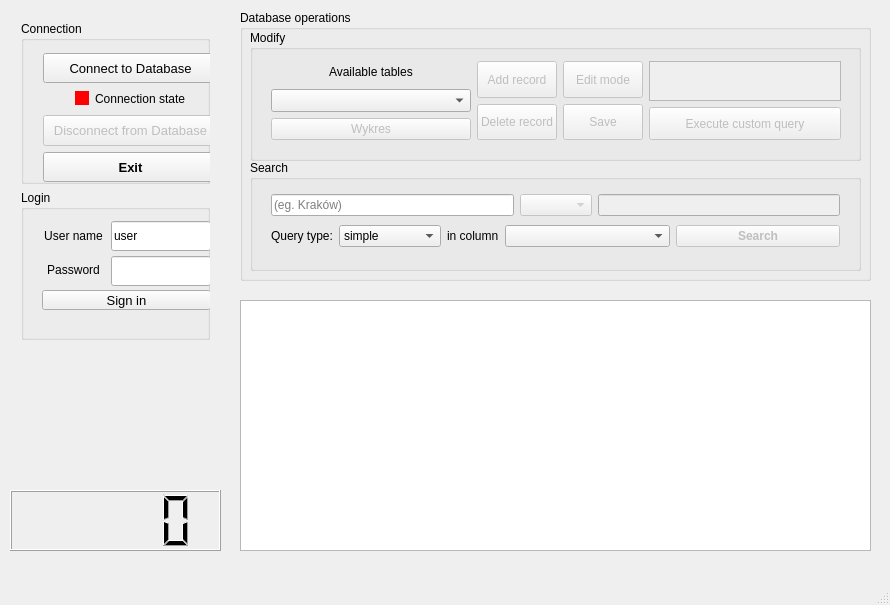
This is mainwindow.ui in palucki/leauge-explorer as Qt 5 draws it before an edit. The edited form follows.
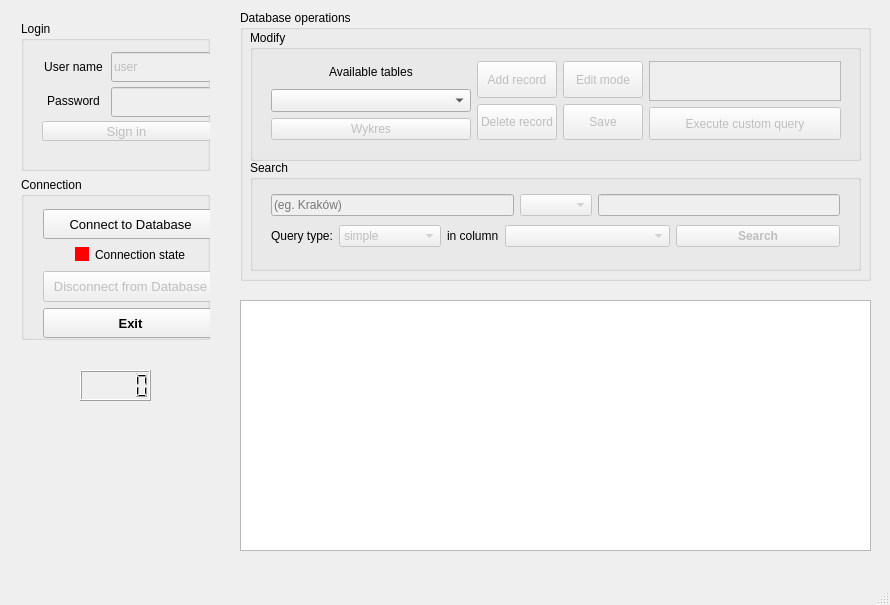
This is the edited form. Icons and pictures are not drawn. Custom widgets are drawn as their Qt base class.

```diff
--- a/mainwindow.ui
+++ b/mainwindow.ui
@@ -80,6 +80,9 @@
         <layout class="QHBoxLayout" name="searchFieldsLayout">
          <item>
           <widget class="QLineEdit" name="searchLineEdit">
+           <property name="enabled">
+            <bool>false</bool>
+           </property>
            <property name="font">
             <font>
              <pointsize>9</pointsize>
@@ -141,6 +144,9 @@
          </item>
          <item>
           <widget class="QComboBox" name="searchTypeField">
+           <property name="enabled">
+            <bool>false</bool>
+           </property>
            <property name="minimumSize">
             <size>
              <width>100</width>
@@ -183,6 +189,9 @@
          </item>
          <item>
           <widget class="QComboBox" name="columnForSearch">
+           <property name="enabled">
+            <bool>false</bool>
+           </property>
            <property name="sizePolicy">
             <sizepolicy hsizetype="Expanding" vsizetype="Fixed">
              <horstretch>0</horstretch>
@@ -604,238 +613,6 @@
      </rect>
     </property>
     <layout class="QVBoxLayout" name="verticalLayout_7">
-     <item>
-      <widget class="QGroupBox" name="groupBox_2">
-       <property name="title">
-        <string>Connection</string>
-       </property>
-       <widget class="QWidget" name="layoutWidget">
-        <property name="geometry">
-         <rect>
-          <x>11</x>
-          <y>21</y>
-          <width>197</width>
-          <height>151</height>
-         </rect>
-        </property>
-        <layout class="QVBoxLayout" name="verticalLayout">
-         <item>
-          <widget class="QPushButton" name="connectButton">
-           <property name="sizePolicy">
-            <sizepolicy hsizetype="Expanding" vsizetype="Expanding">
-             <horstretch>0</horstretch>
-             <verstretch>0</verstretch>
-            </sizepolicy>
-           </property>
-           <property name="minimumSize">
-            <size>
-             <width>0</width>
-             <height>0</height>
-            </size>
-           </property>
-           <property name="maximumSize">
-            <size>
-             <width>16777215</width>
-             <height>60</height>
-            </size>
-           </property>
-           <property name="font">
-            <font>
-             <pointsize>10</pointsize>
-             <weight>50</weight>
-             <bold>false</bold>
-            </font>
-           </property>
-           <property name="text">
-            <string>Connect to Database</string>
-           </property>
-           <property name="icon">
-            <iconset resource="myresources.qrc">
-             <normaloff>:/MyFiles/images/png/folder-silhouette-with-arrow-pointing-up.png</normaloff>:/MyFiles/images/png/folder-silhouette-with-arrow-pointing-up.png</iconset>
-           </property>
-           <property name="iconSize">
-            <size>
-             <width>25</width>
-             <height>25</height>
-            </size>
-           </property>
-           <property name="flat">
-            <bool>false</bool>
-           </property>
-          </widget>
-         </item>
-         <item>
-          <layout class="QHBoxLayout" name="horizontalLayout_3">
-           <item>
-            <spacer name="horizontalSpacer_4">
-             <property name="sizePolicy">
-              <sizepolicy hsizetype="Minimum" vsizetype="Minimum">
-               <horstretch>0</horstretch>
-               <verstretch>0</verstretch>
-              </sizepolicy>
-             </property>
-             <property name="orientation">
-              <enum>Qt::Horizontal</enum>
-             </property>
-             <property name="sizeHint" stdset="0">
-              <size>
-               <width>40</width>
-               <height>20</height>
-              </size>
-             </property>
-            </spacer>
-           </item>
-           <item>
-            <widget class="QCheckBox" name="connectionIndicator">
-             <property name="enabled">
-              <bool>true</bool>
-             </property>
-             <property name="sizePolicy">
-              <sizepolicy hsizetype="Expanding" vsizetype="Fixed">
-               <horstretch>0</horstretch>
-               <verstretch>0</verstretch>
-              </sizepolicy>
-             </property>
-             <property name="layoutDirection">
-              <enum>Qt::LeftToRight</enum>
-             </property>
-             <property name="autoFillBackground">
-              <bool>false</bool>
-             </property>
-             <property name="styleSheet">
-              <string notr="true">QCheckBox::indicator {
-    background-color: red;
-}</string>
-             </property>
-             <property name="text">
-              <string>Connection state</string>
-             </property>
-             <property name="iconSize">
-              <size>
-               <width>20</width>
-               <height>20</height>
-              </size>
-             </property>
-             <property name="checkable">
-              <bool>false</bool>
-             </property>
-            </widget>
-           </item>
-           <item>
-            <spacer name="horizontalSpacer_3">
-             <property name="sizePolicy">
-              <sizepolicy hsizetype="Minimum" vsizetype="Minimum">
-               <horstretch>0</horstretch>
-               <verstretch>0</verstretch>
-              </sizepolicy>
-             </property>
-             <property name="orientation">
-              <enum>Qt::Horizontal</enum>
-             </property>
-             <property name="sizeHint" stdset="0">
-              <size>
-               <width>40</width>
-               <height>20</height>
-              </size>
-             </property>
-            </spacer>
-           </item>
-          </layout>
-         </item>
-         <item>
-          <widget class="QPushButton" name="disconnectButton">
-           <property name="enabled">
-            <bool>false</bool>
-           </property>
-           <property name="sizePolicy">
-            <sizepolicy hsizetype="Expanding" vsizetype="Expanding">
-             <horstretch>0</horstretch>
-             <verstretch>0</verstretch>
-            </sizepolicy>
-           </property>
-           <property name="minimumSize">
-            <size>
-             <width>0</width>
-             <height>0</height>
-            </size>
-           </property>
-           <property name="maximumSize">
-            <size>
-             <width>16777215</width>
-             <height>60</height>
-            </size>
-           </property>
-           <property name="font">
-            <font>
-             <pointsize>10</pointsize>
-             <weight>50</weight>
-             <bold>false</bold>
-            </font>
-           </property>
-           <property name="text">
-            <string>Disconnect from Database</string>
-           </property>
-           <property name="icon">
-            <iconset resource="myresources.qrc">
-             <normaloff>:/MyFiles/images/png/folder-with-close-or-delete-button.png</normaloff>:/MyFiles/images/png/folder-with-close-or-delete-button.png</iconset>
-           </property>
-           <property name="iconSize">
-            <size>
-             <width>25</width>
-             <height>25</height>
-            </size>
-           </property>
-          </widget>
-         </item>
-         <item>
-          <widget class="QPushButton" name="exitButton">
-           <property name="sizePolicy">
-            <sizepolicy hsizetype="Expanding" vsizetype="Expanding">
-             <horstretch>0</horstretch>
-             <verstretch>0</verstretch>
-            </sizepolicy>
-           </property>
-           <property name="minimumSize">
-            <size>
-             <width>0</width>
-             <height>0</height>
-            </size>
-           </property>
-           <property name="maximumSize">
-            <size>
-             <width>16777215</width>
-             <height>60</height>
-            </size>
-           </property>
-           <property name="font">
-            <font>
-             <pointsize>10</pointsize>
-             <weight>75</weight>
-             <bold>true</bold>
-            </font>
-           </property>
-           <property name="autoFillBackground">
-            <bool>false</bool>
-           </property>
-           <property name="text">
-            <string>Exit</string>
-           </property>
-           <property name="icon">
-            <iconset resource="myresources.qrc">
-             <normaloff>:/MyFiles/images/png/direction.png</normaloff>:/MyFiles/images/png/direction.png</iconset>
-           </property>
-           <property name="iconSize">
-            <size>
-             <width>25</width>
-             <height>25</height>
-            </size>
-           </property>
-          </widget>
-         </item>
-        </layout>
-       </widget>
-      </widget>
-     </item>
      <item>
       <widget class="QGroupBox" name="loginGroupBox">
        <property name="minimumSize">
@@ -888,6 +665,9 @@
            </item>
            <item>
             <widget class="QLineEdit" name="usernameLineEdit">
+             <property name="enabled">
+              <bool>false</bool>
+             </property>
              <property name="sizePolicy">
               <sizepolicy hsizetype="Fixed" vsizetype="Fixed">
                <horstretch>0</horstretch>
@@ -946,6 +726,9 @@
            </item>
            <item>
             <widget class="QLineEdit" name="passwordLineEdit">
+             <property name="enabled">
+              <bool>false</bool>
+             </property>
              <property name="sizePolicy">
               <sizepolicy hsizetype="Fixed" vsizetype="Fixed">
                <horstretch>0</horstretch>
@@ -983,6 +766,9 @@
           <layout class="QHBoxLayout" name="horizontalLayout_9">
            <item>
             <widget class="QPushButton" name="signInButton">
+             <property name="enabled">
+              <bool>false</bool>
+             </property>
              <property name="sizePolicy">
               <sizepolicy hsizetype="Expanding" vsizetype="Expanding">
                <horstretch>0</horstretch>
@@ -1029,15 +815,247 @@
        </widget>
       </widget>
      </item>
+     <item>
+      <widget class="QGroupBox" name="groupBox_2">
+       <property name="title">
+        <string>Connection</string>
+       </property>
+       <widget class="QWidget" name="layoutWidget">
+        <property name="geometry">
+         <rect>
+          <x>11</x>
+          <y>21</y>
+          <width>197</width>
+          <height>151</height>
+         </rect>
+        </property>
+        <layout class="QVBoxLayout" name="verticalLayout">
+         <item>
+          <widget class="QPushButton" name="connectButton">
+           <property name="sizePolicy">
+            <sizepolicy hsizetype="Expanding" vsizetype="Expanding">
+             <horstretch>0</horstretch>
+             <verstretch>0</verstretch>
+            </sizepolicy>
+           </property>
+           <property name="minimumSize">
+            <size>
+             <width>0</width>
+             <height>0</height>
+            </size>
+           </property>
+           <property name="maximumSize">
+            <size>
+             <width>16777215</width>
+             <height>60</height>
+            </size>
+           </property>
+           <property name="font">
+            <font>
+             <pointsize>10</pointsize>
+             <weight>50</weight>
+             <bold>false</bold>
+            </font>
+           </property>
+           <property name="text">
+            <string>Connect to Database</string>
+           </property>
+           <property name="icon">
+            <iconset resource="myresources.qrc">
+             <normaloff>:/MyFiles/images/png/folder-silhouette-with-arrow-pointing-up.png</normaloff>:/MyFiles/images/png/folder-silhouette-with-arrow-pointing-up.png</iconset>
+           </property>
+           <property name="iconSize">
+            <size>
+             <width>25</width>
+             <height>25</height>
+            </size>
+           </property>
+           <property name="flat">
+            <bool>false</bool>
+           </property>
+          </widget>
+         </item>
+         <item>
+          <layout class="QHBoxLayout" name="horizontalLayout_3">
+           <item>
+            <spacer name="horizontalSpacer_4">
+             <property name="sizePolicy">
+              <sizepolicy hsizetype="Minimum" vsizetype="Minimum">
+               <horstretch>0</horstretch>
+               <verstretch>0</verstretch>
+              </sizepolicy>
+             </property>
+             <property name="orientation">
+              <enum>Qt::Horizontal</enum>
+             </property>
+             <property name="sizeHint" stdset="0">
+              <size>
+               <width>40</width>
+               <height>20</height>
+              </size>
+             </property>
+            </spacer>
+           </item>
+           <item>
+            <widget class="QCheckBox" name="connectionIndicator">
+             <property name="enabled">
+              <bool>true</bool>
+             </property>
+             <property name="sizePolicy">
+              <sizepolicy hsizetype="Expanding" vsizetype="Fixed">
+               <horstretch>0</horstretch>
+               <verstretch>0</verstretch>
+              </sizepolicy>
+             </property>
+             <property name="layoutDirection">
+              <enum>Qt::LeftToRight</enum>
+             </property>
+             <property name="autoFillBackground">
+              <bool>false</bool>
+             </property>
+             <property name="styleSheet">
+              <string notr="true">QCheckBox::indicator {
+    background-color: red;
+}</string>
+             </property>
+             <property name="text">
+              <string>Connection state</string>
+             </property>
+             <property name="iconSize">
+              <size>
+               <width>20</width>
+               <height>20</height>
+              </size>
+             </property>
+             <property name="checkable">
+              <bool>false</bool>
+             </property>
+            </widget>
+           </item>
+           <item>
+            <spacer name="horizontalSpacer_3">
+             <property name="sizePolicy">
+              <sizepolicy hsizetype="Minimum" vsizetype="Minimum">
+               <horstretch>0</horstretch>
+               <verstretch>0</verstretch>
+              </sizepolicy>
+             </property>
+             <property name="orientation">
+              <enum>Qt::Horizontal</enum>
+             </property>
+             <property name="sizeHint" stdset="0">
+              <size>
+               <width>40</width>
+               <height>20</height>
+              </size>
+             </property>
+            </spacer>
+           </item>
+          </layout>
+         </item>
+         <item>
+          <widget class="QPushButton" name="disconnectButton">
+           <property name="enabled">
+            <bool>false</bool>
+           </property>
+           <property name="sizePolicy">
+            <sizepolicy hsizetype="Expanding" vsizetype="Expanding">
+             <horstretch>0</horstretch>
+             <verstretch>0</verstretch>
+            </sizepolicy>
+           </property>
+           <property name="minimumSize">
+            <size>
+             <width>0</width>
+             <height>0</height>
+            </size>
+           </property>
+           <property name="maximumSize">
+            <size>
+             <width>16777215</width>
+             <height>60</height>
+            </size>
+           </property>
+           <property name="font">
+            <font>
+             <pointsize>10</pointsize>
+             <weight>50</weight>
+             <bold>false</bold>
+            </font>
+           </property>
+           <property name="text">
+            <string>Disconnect from Database</string>
+           </property>
+           <property name="icon">
+            <iconset resource="myresources.qrc">
+             <normaloff>:/MyFiles/images/png/folder-with-close-or-delete-button.png</normaloff>:/MyFiles/images/png/folder-with-close-or-delete-button.png</iconset>
+           </property>
+           <property name="iconSize">
+            <size>
+             <width>25</width>
+             <height>25</height>
+            </size>
+           </property>
+          </widget>
+         </item>
+         <item>
+          <widget class="QPushButton" name="exitButton">
+           <property name="sizePolicy">
+            <sizepolicy hsizetype="Expanding" vsizetype="Expanding">
+             <horstretch>0</horstretch>
+             <verstretch>0</verstretch>
+            </sizepolicy>
+           </property>
+           <property name="minimumSize">
+            <size>
+             <width>0</width>
+             <height>0</height>
+            </size>
+           </property>
+           <property name="maximumSize">
+            <size>
+             <width>16777215</width>
+             <height>60</height>
+            </size>
+           </property>
+           <property name="font">
+            <font>
+             <pointsize>10</pointsize>
+             <weight>75</weight>
+             <bold>true</bold>
+            </font>
+           </property>
+           <property name="autoFillBackground">
+            <bool>false</bool>
+           </property>
+           <property name="text">
+            <string>Exit</string>
+           </property>
+           <property name="icon">
+            <iconset resource="myresources.qrc">
+             <normaloff>:/MyFiles/images/png/direction.png</normaloff>:/MyFiles/images/png/direction.png</iconset>
+           </property>
+           <property name="iconSize">
+            <size>
+             <width>25</width>
+             <height>25</height>
+            </size>
+           </property>
+          </widget>
+         </item>
+        </layout>
+       </widget>
+      </widget>
+     </item>
     </layout>
    </widget>
    <widget class="DigitalClock" name="currentTime">
     <property name="geometry">
      <rect>
-      <x>10</x>
-      <y>490</y>
-      <width>211</width>
-      <height>61</height>
+      <x>80</x>
+      <y>370</y>
+      <width>71</width>
+      <height>31</height>
      </rect>
     </property>
    </widget>
```
